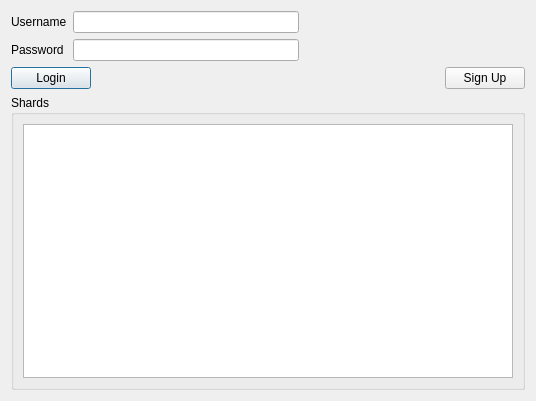
Qt form nelns/login_system/nel_launcher_qt/nel_launcher_dlg.ui (kaetemi/nel_svn) before a commit.
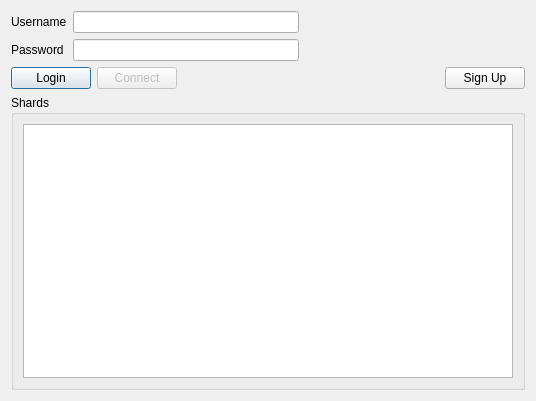
The same form after that commit.

Commit message: Changed: NeL Launcher Qt now gets a shard list and launches Snowballs.

```diff
--- a/nelns/login_system/nel_launcher_qt/nel_launcher_dlg.ui
+++ b/nelns/login_system/nel_launcher_qt/nel_launcher_dlg.ui
@@ -25,8 +25,8 @@
   <property name="windowTitle">
    <string>NeL Launcher</string>
   </property>
-  <layout class="QGridLayout" name="gridLayout_2">
-   <item row="0" column="0">
+  <layout class="QVBoxLayout" name="verticalLayout">
+   <item>
     <layout class="QGridLayout" name="gridLayout">
      <item row="0" column="0">
       <widget class="QLabel" name="lblUsername">
@@ -88,8 +88,8 @@
      </item>
     </layout>
    </item>
-   <item row="1" column="0">
-    <layout class="QHBoxLayout" name="horizontalLayout_2">
+   <item>
+    <layout class="QHBoxLayout" name="horizontalLayout_4">
      <item>
       <widget class="QPushButton" name="pbLogin">
        <property name="text">
@@ -98,14 +98,26 @@
       </widget>
      </item>
      <item>
+      <widget class="QPushButton" name="pbConnect">
+       <property name="enabled">
+        <bool>false</bool>
+       </property>
+       <property name="text">
+        <string>Connect</string>
+       </property>
+      </widget>
+     </item>
+     <item>
+      <layout class="QHBoxLayout" name="horizontalLayout_2">
+       <item>
       <spacer name="horizontalSpacer">
        <property name="orientation">
         <enum>Qt::Horizontal</enum>
        </property>
        <property name="sizeHint" stdset="0">
         <size>
-         <width>40</width>
-         <height>20</height>
+           <width>17</width>
+           <height>17</height>
         </size>
        </property>
       </spacer>
@@ -119,7 +131,9 @@
      </item>
     </layout>
    </item>
-   <item row="2" column="0">
+    </layout>
+   </item>
+   <item>
     <widget class="QGroupBox" name="groupBox">
      <property name="title">
       <string>Shards</string>
```
Left out of the diff: 24 changed lines with no effect on the pictures. Lines whose indentation alone changed are shown as unchanged. The commit also changes 3 other files.
